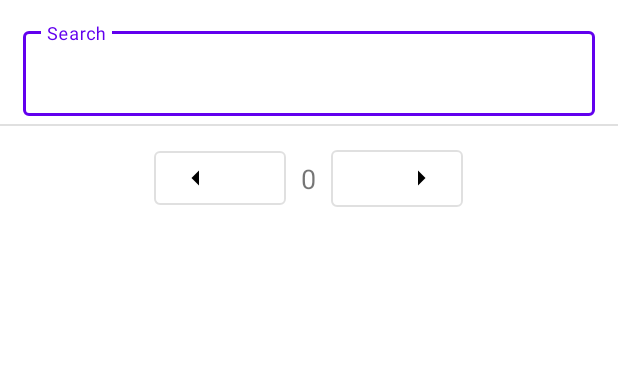
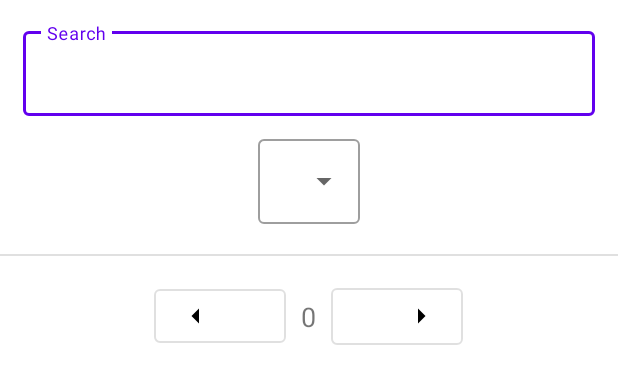
Before and after one commit to AmineBkd/themoviedb, an Android app: the layout fragment_movies.xml on its own in the app's theme, with its tools: preview values and no code run, on a phone screen of 412 x 824 dp. Shown: the top 384 px of the screen. Run offline under Robolectric (Android 15) with nearby library versions, the phone set to English and light mode, and no system bars.

Commit message:
FEAT - Add Sort (Alphabetical, Date)

```diff
--- a/app/src/main/res/layout/fragment_movies.xml
+++ b/app/src/main/res/layout/fragment_movies.xml
@@ -52,18 +52,37 @@
                         android:hint="@string/search"/>
                 </com.google.android.material.textfield.TextInputLayout>
 
+
+                <com.google.android.material.textfield.TextInputLayout
+                    android:id="@+id/sortMenu"
+                    style="@style/Widget.MaterialComponents.TextInputLayout.OutlinedBox.ExposedDropdownMenu"
+                    android:layout_width="wrap_content"
+                    android:layout_height="wrap_content"
+                    android:layout_marginTop="10dp"
+                    app:layout_constraintEnd_toEndOf="parent"
+                    app:layout_constraintStart_toStartOf="parent"
+                    android:textSize="15sp"
+                    app:layout_constraintTop_toBottomOf="@id/searchField">
+
+                    <AutoCompleteTextView
+                        android:id="@+id/menuAutocomplete"
+                        android:layout_width="match_parent"
+                        android:layout_height="wrap_content"
+                        android:hint="Sort" />
+                </com.google.android.material.textfield.TextInputLayout>
+
                 <com.google.android.material.divider.MaterialDivider
                     android:id="@+id/divider"
                     android:layout_width="match_parent"
                     android:layout_height="wrap_content"
-                    android:layout_marginTop="5dp"
-                    app:layout_constraintTop_toBottomOf="@id/searchField"/>
+                    android:layout_marginTop="20dp"
+                    app:layout_constraintTop_toBottomOf="@id/sortMenu"/>
 
                 <androidx.recyclerview.widget.RecyclerView
                     android:id="@+id/recyclerView"
                     android:layout_width="match_parent"
                     android:layout_height="match_parent"
-                    android:layout_marginTop="10dp"
+                    android:layout_marginTop="15dp"
                     android:clickable="true"
                     android:focusable="true"
                     android:scrollbars="vertical"
--- a/app/src/main/res/values/strings.xml
+++ b/app/src/main/res/values/strings.xml
@@ -6,4 +6,8 @@
     <string name="star_rating">star rating</string>
     <string name="people_that_rated_the_movie">People that rated the movie</string>
     <string name="search">Search</string>
+    <array name="sorting">
+        <item>Alphabetical</item>
+        <item>Date</item>
+    </array>
 </resources>
```
Also changed, not shown: app/src/main/java/com/example/themoviedb/ui/home/MoviesFragment.kt (+34 -5 lines), app/src/main/java/com/example/themoviedb/ui/home/MoviesViewModel.kt (+33 -4 lines).
